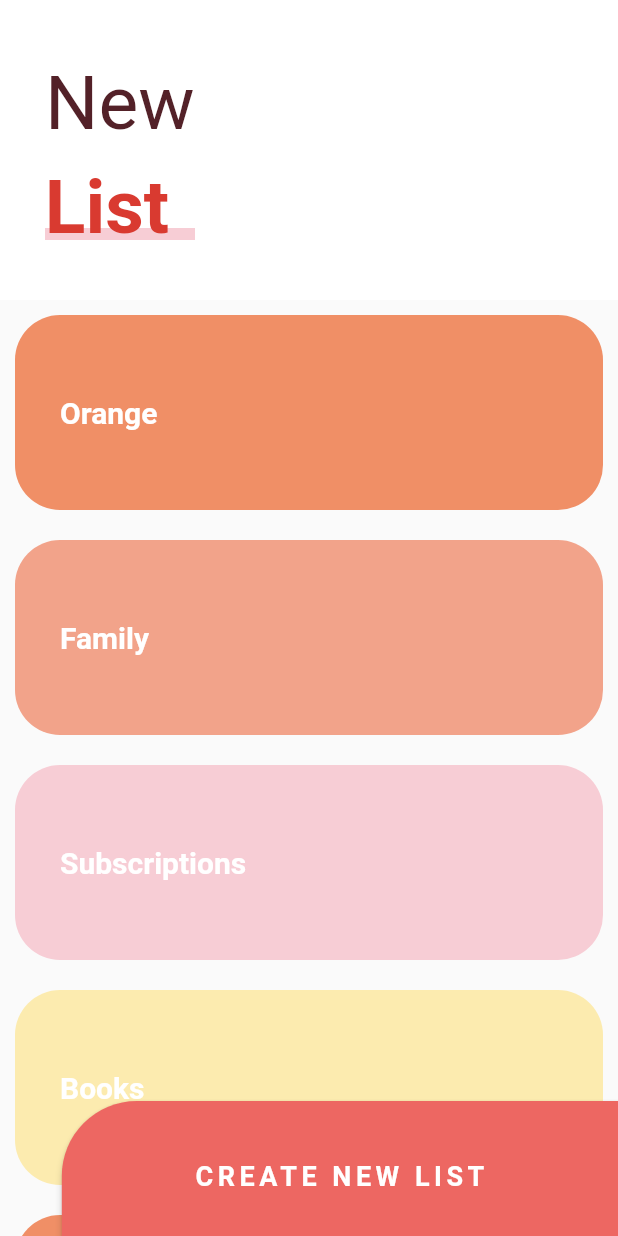
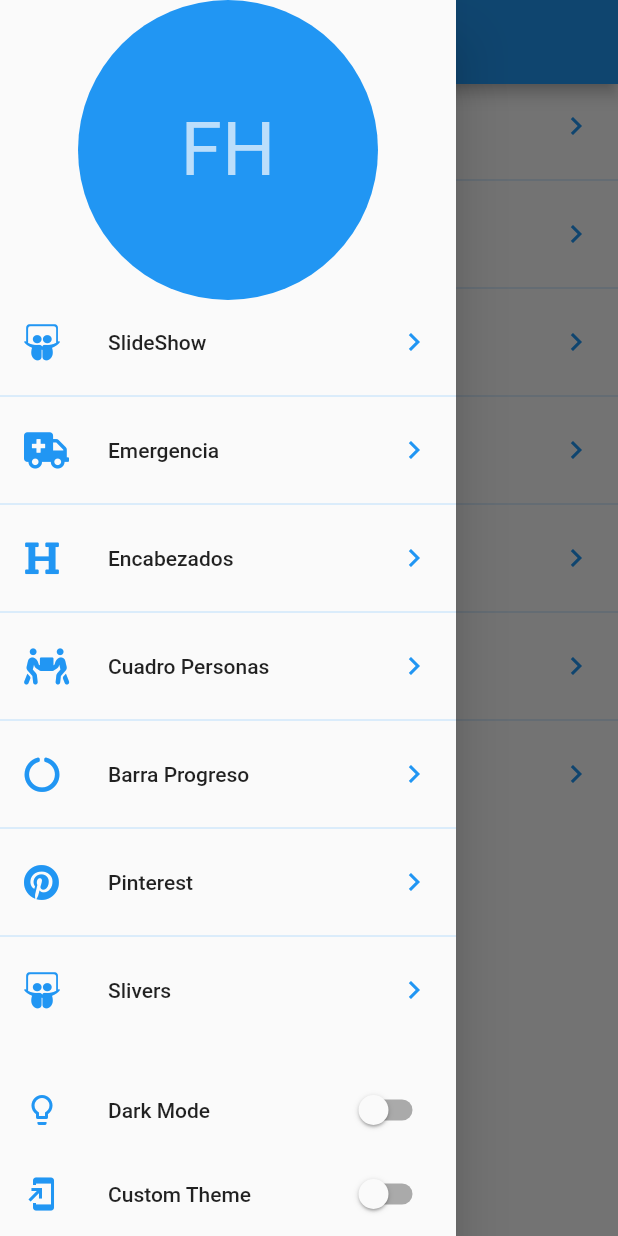
Before and after one commit to felibassx/flutter_design_appExamples, a Flutter app: the screen it shows after launch, with the side drawer open (before the commit the screen has no drawer), on a phone screen of 412 x 824 dp. Run offline on Flutter 3.47's test engine with Material 2 defaults, Android fonts, the phone set to English and light mode, and no system bars; our stand-ins replace animate_do, flutter_svg, font_awesome_flutter.

Commit message:
Custom theme

```diff
--- a/lib/main.dart
+++ b/lib/main.dart
@@ -1,24 +1,19 @@
+import 'package:disenos_app/src/pages/launcher_page.dart';
+import 'package:disenos_app/src/theme/theme.dart';
+import 'package:flutter/material.dart';
+import 'package:provider/provider.dart';
 
-import 'package:disenos_app/src/pages/sliver_list_page.dart';
-// import 'package:disenos_app/src/pages/pinterest_page.dart';
-// import 'package:disenos_app/src/pages/emergency_page.dart';
-import 'package:flutter/material.dart';
-
-// import 'package:disenos_app/src/pages/slideshow_page.dart';
-// import 'package:disenos_app/src/pages/graficas_circulares_page.dart';
-// import 'package:disenos_app/src/pages/cuadrado_animado_page.dart';
-// import 'package:disenos_app/src/pages/headers_pages.dart';
-// import 'package:disenos_app/src/pages/animations_page.dart';
-
-void main() => runApp(MyApp());
+void main() => runApp(
+    ChangeNotifierProvider(create: (_) => new ThemeChanger(1), child: MyApp()));
 
 class MyApp extends StatelessWidget {
   @override
   Widget build(BuildContext context) {
+    final currentTheme = Provider.of<ThemeChanger>(context).currentTheme;
     return MaterialApp(
-      debugShowCheckedModeBanner: false,
-      title: 'Diseños App',
-      home: SliverListPage()
-    );
+        theme: currentTheme,
+        debugShowCheckedModeBanner: false,
+        title: 'Diseños App',
+        home: LauncherPage());
   }
 }
--- /dev/null
+++ b/lib/src/pages/launcher_page.dart
@@ -0,0 +1,117 @@
+import 'package:disenos_app/src/routes/routes.dart';
+import 'package:disenos_app/src/theme/theme.dart';
+import 'package:flutter/material.dart';
+import 'package:font_awesome_flutter/font_awesome_flutter.dart';
+import 'package:provider/provider.dart';
+
+class LauncherPage extends StatelessWidget {
+  const LauncherPage({Key key}) : super(key: key);
+
+  @override
+  Widget build(BuildContext context) {
+    return Scaffold(
+      appBar: AppBar(
+        title: Text('Diseños en FLutter'),
+      ),
+      drawer: _MenuPrincipal(),
+      body: _ListaOpciones(),
+    );
+  }
+}
+
+class _ListaOpciones extends StatelessWidget {
+  const _ListaOpciones({Key key}) : super(key: key);
+
+  @override
+  Widget build(BuildContext context) {
+    final appTheme = Provider.of<ThemeChanger>(context).currentTheme;
+    return ListView.separated(
+      physics: BouncingScrollPhysics(),
+      separatorBuilder: (context, i) => Divider(
+        color: appTheme.primaryColorLight,
+      ),
+      itemCount: pageRoutes.length,
+      itemBuilder: (context, i) => ListTile(
+        leading: FaIcon(
+          pageRoutes[i].icon,
+          color: appTheme.accentColor,
+        ),
+        title: Text(pageRoutes[i].titulo),
+        trailing: Icon(
+          Icons.chevron_right,
+          color: appTheme.accentColor,
+        ),
+        onTap: () {
+          Navigator.push(context,
+              MaterialPageRoute(builder: (context) => pageRoutes[i].page));
+        },
+      ),
+    );
+  }
+}
+
+class _MenuPrincipal extends StatelessWidget {
+  const _MenuPrincipal({Key key}) : super(key: key);
+
+  @override
+  Widget build(BuildContext context) {
+    final appTheme = Provider.of<ThemeChanger>(context);
+
+    return Drawer(
+      child: Container(
+        child: Column(
+          children: [
+            SafeArea(
+              child: Container(
+                width: double.infinity,
+                height: 200,
+                child: CircleAvatar(
+                  backgroundColor: appTheme.currentTheme.accentColor,
+                  child: Text(
+                    'FH',
+                    style: TextStyle(fontSize: 50),
+                  ),
+                ),
+              ),
+            ),
+            Expanded(child: _ListaOpciones()),
+            ListTile(
+              leading: Icon(
+                Icons.lightbulb_outline,
+                color: appTheme.currentTheme.accentColor,
+              ),
+              title: Text('Dark Mode'),
+              trailing: Switch.adaptive(
+                value: appTheme.darkTheme,
+                activeColor: appTheme.currentTheme.accentColor,
+                onChanged: (value) {
+                  appTheme.darkTheme = value;
+                },
+              ),
+            ),
+            SafeArea(
+              bottom: true,
+              top: false,
+              right: false,
+              left: false,
+              child: ListTile(
+                leading: Icon(
+                  Icons.add_to_home_screen,
+                  color: appTheme.currentTheme.accentColor,
+                ),
+                title: Text('Custom Theme'),
+                trailing: Switch.adaptive(
+                  value: appTheme.customTheme,
+                  activeColor: appTheme.currentTheme.accentColor,
+                  onChanged: (value) {
+                    appTheme.customTheme = value;
+                  },
+                ),
+              ),
+            ),
+          ],
+        ),
+      ),
+    );
+  }
+}
--- a/lib/src/pages/sliver_list_page.dart
+++ b/lib/src/pages/sliver_list_page.dart
@@ -21,10 +21,8 @@ class SliverListPage extends StatelessWidget {
 }
 
 class _BottonNewList extends StatelessWidget {
-
   @override
   Widget build(BuildContext context) {
-
     final Size size = MediaQuery.of(context).size;
 
     return Container(
@@ -34,8 +32,7 @@ class _BottonNewList extends StatelessWidget {
         child: RaisedButton(
           color: Color(0xffed6762),
           shape: RoundedRectangleBorder(
-            borderRadius: BorderRadius.only(topLeft: Radius.circular(50))
-          ),
+              borderRadius: BorderRadius.only(topLeft: Radius.circular(50))),
           onPressed: () {},
           child: Text(
             'CREATE NEW LIST',
@@ -43,8 +40,7 @@ class _BottonNewList extends StatelessWidget {
                 color: Colors.white,
                 fontSize: 18,
                 fontWeight: FontWeight.bold,
-              letterSpacing: 3
-            ),
+                letterSpacing: 3),
           ),
         ),
       ),
@@ -82,14 +78,15 @@ class _MainScroll extends StatelessWidget {
                 alignment: Alignment.centerLeft,
                 child: _Titulo(),
                 color: Colors.white,
-            )
-          ),
+              )),
         ),
 
         SliverList(
           delegate: SliverChildListDelegate([
             ...items,
-            SizedBox(height: 100,)
+            SizedBox(
+              height: 100,
+            )
           ]),
         )
       ],
@@ -98,22 +95,21 @@ class _MainScroll extends StatelessWidget {
 }
 
 class _SliverCustomHeaderDelegate extends SliverPersistentHeaderDelegate {
-
   final double minHeight;
   final double maxHeight;
   final Widget child;
 
-
-_SliverCustomHeaderDelegate({
-  @required this.minHeight,
+  _SliverCustomHeaderDelegate(
+      {@required this.minHeight,
       @required this.maxHeight,
-  @required this.child
-});
+      @required this.child});
 
   @override
   Widget build(
       BuildContext context, double shrinkOffset, bool overlapsContent) {
-    return SizedBox.expand(child: child,);
+    return SizedBox.expand(
+      child: child,
+    );
   }
 
   @override
@@ -124,7 +120,7 @@ _SliverCustomHeaderDelegate({
 
   @override
   bool shouldRebuild(_SliverCustomHeaderDelegate oldDelegate) {
-    return  maxHeight != oldDelegate.maxHeight ||
+    return maxHeight != oldDelegate.maxHeight ||
         minHeight != oldDelegate.minHeight ||
         child != oldDelegate.child;
   }
@@ -176,25 +172,25 @@ class _Titulo extends StatelessWidget {
   }
 }
 
-class _ListaTareas extends StatelessWidget {
-  final items = [
-    _ListItem('Orange', Color(0xffF08F66)),
-    _ListItem('Family', Color(0xffF2A38A)),
-    _ListItem('Subscriptions', Color(0xffF7CDD5)),
-    _ListItem('Books', Color(0xffFCEBAF)),
-    _ListItem('Orange', Color(0xffF08F66)),
-    _ListItem('Family', Color(0xffF2A38A)),
-    _ListItem('Subscriptions', Color(0xffF7CDD5)),
-    _ListItem('Books', Color(0xffFCEBAF)),
-  ];
+// class _ListaTareas extends StatelessWidget {
+//   final items = [
+//     _ListItem('Orange', Color(0xffF08F66)),
+//     _ListItem('Family', Color(0xffF2A38A)),
+//     _ListItem('Subscriptions', Color(0xffF7CDD5)),
+//     _ListItem('Books', Color(0xffFCEBAF)),
+//     _ListItem('Orange', Color(0xffF08F66)),
+//     _ListItem('Family', Color(0xffF2A38A)),
+//     _ListItem('Subscriptions', Color(0xffF7CDD5)),
+//     _ListItem('Books', Color(0xffFCEBAF)),
+//   ];
 
-  @override
-  Widget build(BuildContext context) {
-    return ListView.builder(
-        itemCount: items.length,
-        itemBuilder: (BuildContext context, int index) => items[index]);
-  }
-}
+//   @override
+//   Widget build(BuildContext context) {
+//     return ListView.builder(
+//         itemCount: items.length,
+//         itemBuilder: (BuildContext context, int index) => items[index]);
+//   }
+// }
 
 class _ListItem extends StatelessWidget {
   final String titulo;
--- /dev/null
+++ b/lib/src/routes/routes.dart
@@ -0,0 +1,30 @@
+import 'package:flutter/material.dart';
+import 'package:font_awesome_flutter/font_awesome_flutter.dart';
+
+import 'package:disenos_app/src/pages/slideshow_page.dart';
+import 'package:disenos_app/src/pages/cuadrado_animado_page.dart';
+import 'package:disenos_app/src/pages/emergency_page.dart';
+import 'package:disenos_app/src/pages/graficas_circulares_page.dart';
+import 'package:disenos_app/src/pages/headers_pages.dart';
+import 'package:disenos_app/src/pages/pinterest_page.dart';
+import 'package:disenos_app/src/pages/sliver_list_page.dart';
+
+final pageRoutes = <_Route>[
+  _Route(FontAwesomeIcons.slideshare, 'SlideShow', SlideshowPage()),
+  _Route(FontAwesomeIcons.ambulance, 'Emergencia', EmergencyPage()),
+  _Route(FontAwesomeIcons.heading, 'Encabezados', HeadersPage()),
+  _Route(
+      FontAwesomeIcons.peopleCarry, 'Cuadro Personas', CuadradoAnimadoPage()),
+  _Route(
+      FontAwesomeIcons.circleNotch, 'Barra Progreso', GraficasCircularesPage()),
+  _Route(FontAwesomeIcons.pinterest, 'Pinterest', PinterestPage()),
+  _Route(FontAwesomeIcons.slideshare, 'Slivers', SliverListPage()),
+];
+
+class _Route {
+  final IconData icon;
+  final String titulo;
+  final Widget page;
+
+  _Route(this.icon, this.titulo, this.page);
+}
--- /dev/null
+++ b/lib/src/theme/theme.dart
@@ -0,0 +1,59 @@
+import 'package:flutter/material.dart';
+
+class ThemeChanger with ChangeNotifier {
+  bool _darkTheme = false;
+  bool _customTheme = false;
+  ThemeData _currentTheme;
+
+  ThemeChanger(int theme) {
+    switch (theme) {
+      case 1:
+        _darkTheme = false;
+        _customTheme = false;
+        _currentTheme = ThemeData.light();
+        break;
+      case 2:
+        _darkTheme = true;
+        _customTheme = false;
+        _currentTheme = ThemeData.dark();
+        break;
+      case 3:
+        _darkTheme = false;
+        _customTheme = true;
+        break;
+      default:
+        _darkTheme = false;
+        _customTheme = false;
+        _currentTheme = ThemeData.light();
+    }
+  }
+
+  bool get darkTheme => this._darkTheme;
+  bool get customTheme => this._customTheme;
+  ThemeData get currentTheme => this._currentTheme;
+
+  set darkTheme(bool value) {
+    _customTheme = false;
+    _darkTheme = value;
+
+    if (value) {
+      _currentTheme = ThemeData.dark();
+    } else {
+      _currentTheme = ThemeData.light();
+    }
+    notifyListeners();
+  }
+
+  set customTheme(bool value) {
+    _customTheme = value;
+    _darkTheme = false;
+
+    if (value) {
+      _currentTheme = ThemeData.light();
+    } else {
+      _currentTheme = ThemeData.light();
+    }
+
+    notifyListeners();
+  }
+}
--- a/pubspec.yaml
+++ b/pubspec.yaml
@@ -28,7 +28,7 @@ dependencies:
   # The following adds the Cupertino Icons font to your application.
   # Use with the CupertinoIcons class for iOS style icons.
   cupertino_icons: ^0.1.3
-  flutter_svg: ^0.17.4
+  flutter_svg: ^0.18.0
   provider: ^4.1.2
   flutter_staggered_grid_view: ^0.3.0
   font_awesome_flutter: ^8.8.1
```
Also changed, not shown: lib/src/pages/graficas_circulares_page.dart (+45 -13 lines), lib/src/pages/headers_pages.dart (+5 -2 lines), lib/src/pages/pinterest_page.dart (+33 -41 lines), lib/src/pages/slideshow_page.dart (+6 -2 lines), lib/src/widgets/headers.dart (+16 -15 lines), pubspec.lock, 2 other files. Lines whose indentation alone changed are shown as unchanged.
